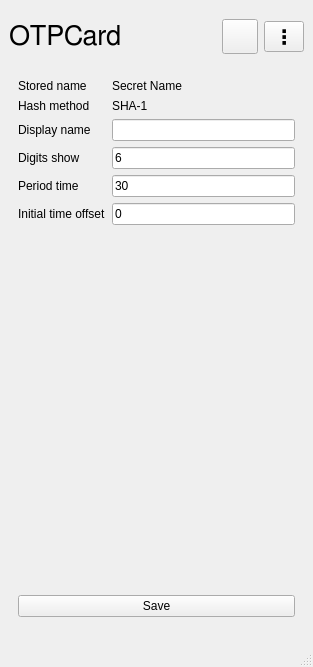
vladtcvs/OTPCardClient, file otpclient.ui: the form before one commit.
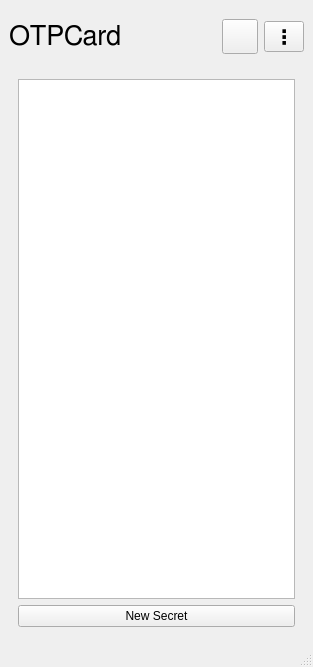
The form after the commit. Icons and pictures are not drawn.

Patch:
```diff
--- a/otpclient.ui
+++ b/otpclient.ui
@@ -85,7 +85,7 @@
       <item>
        <widget class="QStackedWidget" name="pages">
         <property name="currentIndex">
-         <number>6</number>
+         <number>0</number>
         </property>
         <widget class="QWidget" name="main">
          <layout class="QGridLayout" name="gridLayout_2">
@@ -619,127 +619,6 @@
           </item>
          </layout>
         </widget>
-        <widget class="QWidget" name="secret_local_parameters">
-         <layout class="QGridLayout" name="gridLayout_13">
-          <item row="0" column="0">
-           <layout class="QVBoxLayout" name="verticalLayout_10">
-            <property name="bottomMargin">
-             <number>10</number>
-            </property>
-            <item>
-             <layout class="QFormLayout" name="formLayout">
-              <item row="0" column="0">
-               <widget class="QLabel" name="storedNameLabel">
-                <property name="text">
-                 <string>Stored name</string>
-                </property>
-               </widget>
-              </item>
-              <item row="2" column="0">
-               <widget class="QLabel" name="displayNameLabel">
-                <property name="text">
-                 <string>Display name</string>
-                </property>
-               </widget>
-              </item>
-              <item row="2" column="1">
-               <widget class="QLineEdit" name="displayNameLineEdit"/>
-              </item>
-              <item row="3" column="0">
-               <widget class="QLabel" name="digitsShowLabel">
-                <property name="text">
-                 <string>Digits show</string>
-                </property>
-               </widget>
-              </item>
-              <item row="3" column="1">
-               <widget class="QLineEdit" name="lineEdit_3">
-                <property name="text">
-                 <string>6</string>
-                </property>
-               </widget>
-              </item>
-              <item row="4" column="0">
-               <widget class="QLabel" name="periodTimeLabel">
-                <property name="text">
-                 <string>Period time</string>
-                </property>
-               </widget>
-              </item>
-              <item row="4" column="1">
-               <widget class="QLineEdit" name="lineEdit_4">
-                <property name="text">
-                 <string>30</string>
-                </property>
-               </widget>
-              </item>
-              <item row="5" column="0">
-               <widget class="QLabel" name="initialTimeOffsetLabel">
-                <property name="text">
-                 <string>Initial time offset</string>
-                </property>
-               </widget>
-              </item>
-              <item row="5" column="1">
-               <widget class="QLineEdit" name="lineEdit_5">
-                <property name="text">
-                 <string>0</string>
-                </property>
-               </widget>
-              </item>
-              <item row="1" column="0">
-               <widget class="QLabel" name="hashMethodLabel">
-                <property name="text">
-                 <string>Hash method</string>
-                </property>
-               </widget>
-              </item>
-              <item row="0" column="1">
-               <widget class="QLabel" name="label_27">
-                <property name="text">
-                 <string>Secret Name</string>
-                </property>
-                <property name="textInteractionFlags">
-                 <set>Qt::TextInteractionFlag::LinksAccessibleByMouse|Qt::TextInteractionFlag::TextSelectableByKeyboard|Qt::TextInteractionFlag::TextSelectableByMouse</set>
-                </property>
-               </widget>
-              </item>
-              <item row="1" column="1">
-               <widget class="QLabel" name="label_28">
-                <property name="text">
-                 <string>SHA-1</string>
-                </property>
-                <property name="textInteractionFlags">
-                 <set>Qt::TextInteractionFlag::LinksAccessibleByMouse|Qt::TextInteractionFlag::TextSelectableByKeyboard|Qt::TextInteractionFlag::TextSelectableByMouse</set>
-                </property>
-               </widget>
-              </item>
-             </layout>
-            </item>
-            <item>
-             <spacer name="verticalSpacer_8">
-              <property name="orientation">
-               <enum>Qt::Orientation::Vertical</enum>
-              </property>
-              <property name="sizeHint" stdset="0">
-               <size>
-                <width>20</width>
-                <height>40</height>
-               </size>
-              </property>
-             </spacer>
-            </item>
-            <item>
-             <widget class="QPushButton" name="pushButton_11">
-              <property name="text">
-               <string>Save</string>
-              </property>
-             </widget>
-            </item>
-           </layout>
-          </item>
-         </layout>
-        </widget>
        </widget>
       </item>
      </layout>
```
Left out of the diff: 83 changed lines with no effect on the pictures.
